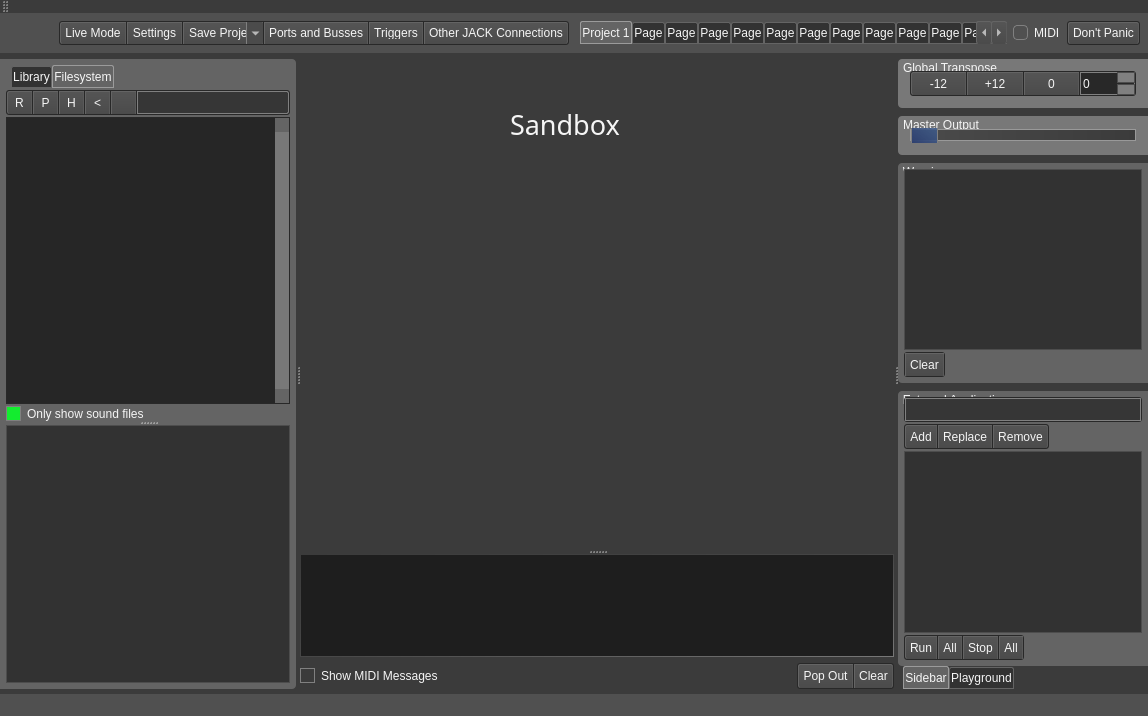
First picture: the form in src/mainwindow.ui, repository noedigcode/konfyt, before the edit.
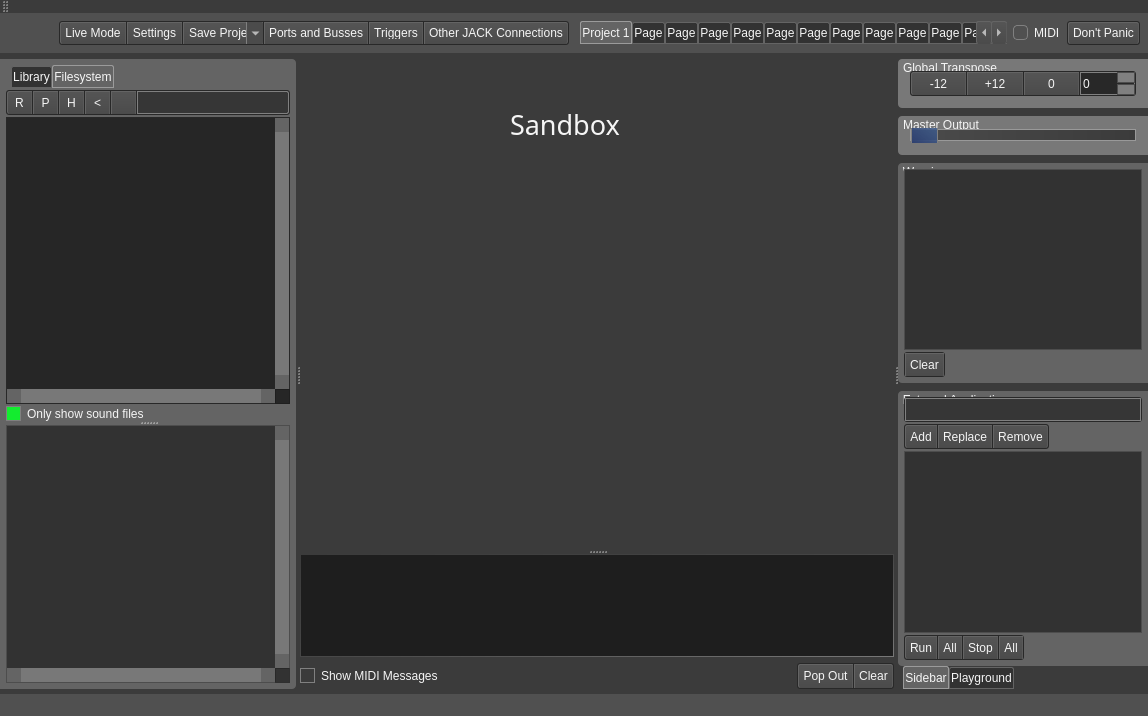
Second picture: the form after the edit. The open tabs and pages were chosen to show the change. Icons and pictures are not drawn.

Commit message: Fixed horizontal scroll bars; Sfz file size is now checked before loading text; Busy implementing sfz text loading for filesystem view.

The edit to the form file:
```diff
--- a/src/mainwindow.ui
+++ b/src/mainwindow.ui
@@ -215,65 +215,65 @@
       width: 14px;
       margin: 0 0 0 0;
 	  padding: 14px 0 14px 0;
-  }
+}
 QScrollBar:horizontal {
       border: 0px solid grey;
       background: rgb(75,75,75);
-      width: 14px;
+      height: 14px;
       margin: 0 0 0 0;
-	  padding: 0 14px 0 14px;
-  }
-  QScrollBar::handle:vertical {
-      background: rgb(120,120,120);
-      min-height: 20px;
-  }
+	  padding: 0px 14px 0px 14px;
+}
+QScrollBar::handle:vertical {
+	background: rgb(120,120,120);
+	min-height: 20px;
+}
 QScrollBar::handle:hover:vertical {
-      background: rgb(160,160,160);
-      min-height: 20px;
-  }
-  QScrollBar::handle:horizontal {
-      background: rgb(120,120,120);
-      min-width: 20px;
-  }
+	background: rgb(160,160,160);
+	min-height: 20px;
+}
+QScrollBar::handle:horizontal {
+	background: rgb(120,120,120);
+	min-width: 20px;
+}
 QScrollBar::handle:hover:horizontal {
       background: rgb(160,160,160);
       min-width: 20px;
   }
 /* Top scrollbar button */
-  QScrollBar::sub-line:vertical {
-      background: rgb(100,100,100);
-      height: 14px;
-      subcontrol-position: top;
-      subcontrol-origin: padding;
-  }
+QScrollBar::sub-line:vertical {
+	background: rgb(100,100,100);
+    height: 14px;
+    subcontrol-position: top;
+    subcontrol-origin: padding;
+}
 /* Bottom scrollbar button */
-  QScrollBar::add-line:vertical {
+QScrollBar::add-line:vertical {
       background: rgb(100,100,100);
       height: 14px;
       subcontrol-position: bottom;
       subcontrol-origin: padding;
-  }
+}
 /* Left scrollbar button */
-  QScrollBar::sub-line:horizontal {
+QScrollBar::sub-line:horizontal {
       background: rgb(100,100,100);
-      height: 14px;
+      width: 14px;
       subcontrol-position: left;
       subcontrol-origin: padding;
-  }
+}
 /* Right scrollbar button */
-  QScrollBar::add-line:horizontal {
-      background: rgb(100,100,100);
-      height: 14px;
-      subcontrol-position: right;
-      subcontrol-origin: padding;
-  }
+QScrollBar::add-line:horizontal {
+	background: rgb(100,100,100);
+	width: 14px;
+	subcontrol-position: right;
+	subcontrol-origin: padding;
+}
 
 QScrollBar::add-page:horizontal, QScrollBar::sub-page:horizontal {
-      background: none;
-  }
-  QScrollBar::add-page:vertical, QScrollBar::sub-page:vertical {
-      background: none;
-  }
+	background: none;
+}
+QScrollBar::add-page:vertical, QScrollBar::sub-page:vertical {
+	background: none;
+}
 
 /*******************************************************/
 
@@ -1548,8 +1548,17 @@
                  <property name="bottomMargin">
                   <number>0</number>
                  </property>
-                 <item row="0" column="0">
+                 <property name="spacing">
+                  <number>0</number>
+                 </property>
+                 <item row="1" column="0">
                   <widget class="QTextBrowser" name="textBrowser_LibraryBottom">
+                   <property name="verticalScrollBarPolicy">
+                    <enum>Qt::ScrollBarAlwaysOn</enum>
+                   </property>
+                   <property name="horizontalScrollBarPolicy">
+                    <enum>Qt::ScrollBarAlwaysOn</enum>
+                   </property>
                    <property name="lineWrapMode">
                     <enum>QTextEdit::NoWrap</enum>
                    </property>
```
Left out of the diff: 10 changed lines with no effect on the pictures. The commit also changes 2 other files.
